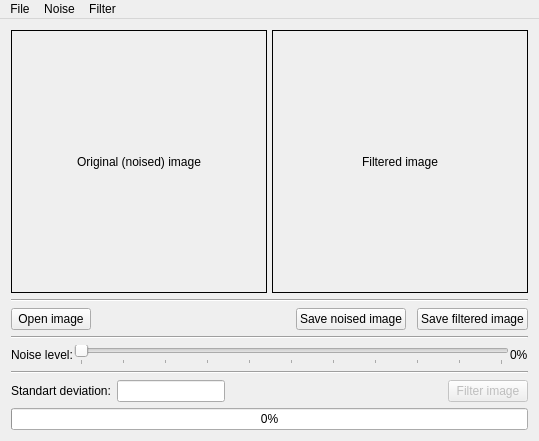
Above: gui/mainwindow.ui from iamantony/FFilter before the change. Below: the same form after it.
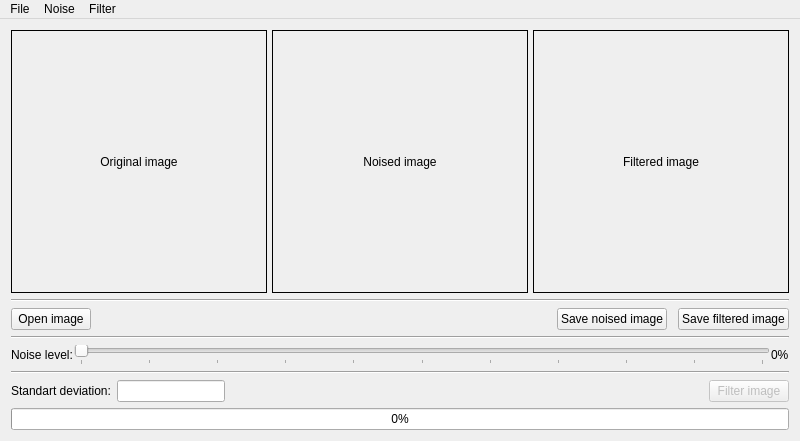
That is the form after the change.

Commit message: Add new label to main window for noised image. Implement functions for saving noised and filtered images

```diff
--- a/gui/mainwindow.ui
+++ b/gui/mainwindow.ui
@@ -6,7 +6,7 @@
    <rect>
     <x>0</x>
     <y>0</y>
-    <width>537</width>
+    <width>798</width>
     <height>441</height>
    </rect>
   </property>
@@ -56,7 +56,60 @@
          <enum>QFrame::Box</enum>
         </property>
         <property name="text">
-         <string>Original (noised) image</string>
+         <string>Original image</string>
+        </property>
+        <property name="scaledContents">
+         <bool>true</bool>
+        </property>
+        <property name="alignment">
+         <set>Qt::AlignCenter</set>
+        </property>
+        <property name="textInteractionFlags">
+         <set>Qt::NoTextInteraction</set>
+        </property>
+       </widget>
+      </item>
+      <item>
+       <spacer name="horizontalSpacer_2">
+        <property name="orientation">
+         <enum>Qt::Horizontal</enum>
+        </property>
+        <property name="sizeType">
+         <enum>QSizePolicy::Fixed</enum>
+        </property>
+        <property name="sizeHint" stdset="0">
+         <size>
+          <width>5</width>
+          <height>20</height>
+         </size>
+        </property>
+       </spacer>
+      </item>
+      <item>
+       <widget class="QLabel" name="noisedImgLbl">
+        <property name="sizePolicy">
+         <sizepolicy hsizetype="Expanding" vsizetype="Expanding">
+          <horstretch>0</horstretch>
+          <verstretch>0</verstretch>
+         </sizepolicy>
+        </property>
+        <property name="minimumSize">
+         <size>
+          <width>256</width>
+          <height>256</height>
+         </size>
+        </property>
+        <property name="maximumSize">
+         <size>
+          <width>1024</width>
+          <height>1024</height>
+         </size>
+        </property>
+        <property name="frameShape">
+         <enum>QFrame::Box</enum>
+        </property>
+        <property name="text">
+         <string>Noised image</string>
         </property>
         <property name="scaledContents">
          <bool>true</bool>
@@ -414,7 +467,7 @@
     <rect>
      <x>0</x>
      <y>0</y>
-     <width>537</width>
+     <width>798</width>
      <height>20</height>
     </rect>
    </property>
```
The commit also changes 2 other files.
